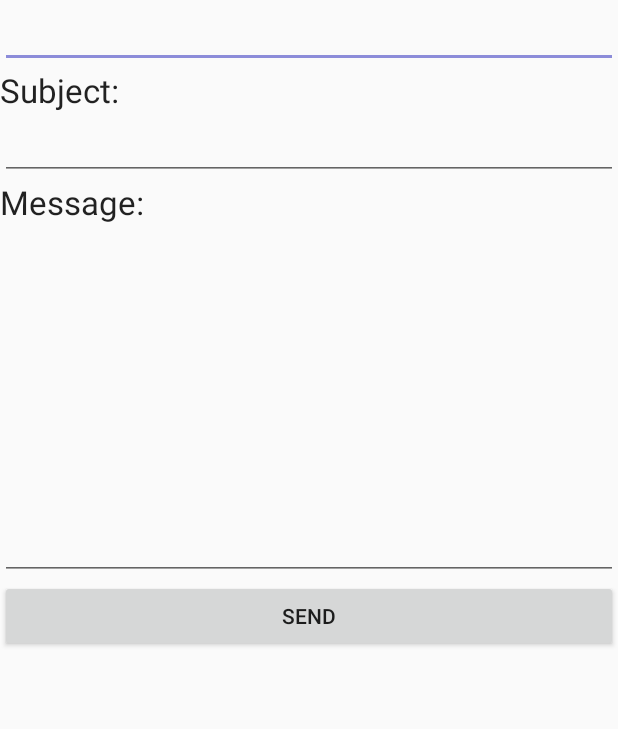
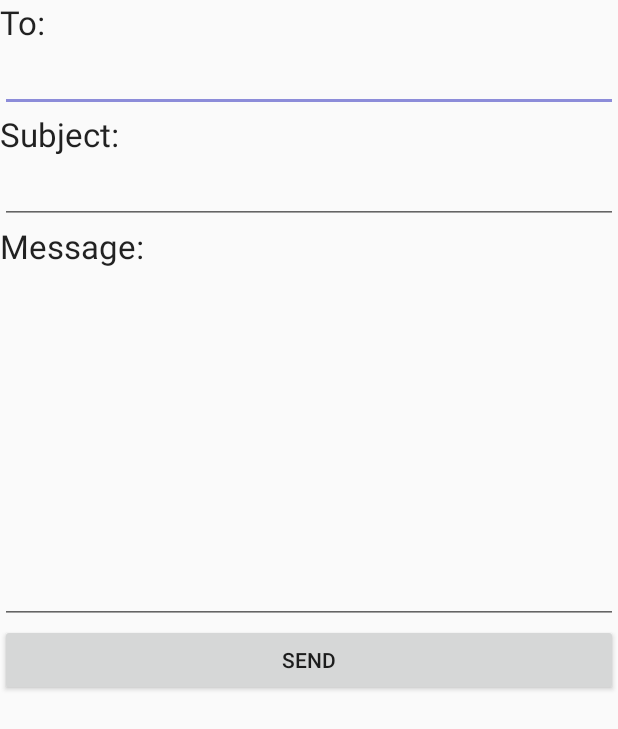
Before and after one commit to mrashment/CurbSide, an Android app: the Emaildev screen opened directly, with no data from a screen before it, on a phone screen of 412 x 824 dp. Shown: the top 729 px of the screen. Run offline under Robolectric (Android 15) with nearby library versions, the phone set to English and light mode, and no system bars.

Commit message:
Creating the "to" bar

```diff
--- a/app/src/main/res/layout/activity_emaildev.xml
+++ b/app/src/main/res/layout/activity_emaildev.xml
@@ -7,6 +7,11 @@
     android:orientation="vertical"
     tools:context=".Emaildev">
 
+    <TextView
+        android:layout_width="match_parent"
+        android:layout_height="wrap_content"
+        android:text="To:"
+        android:textAppearance="@style/TextAppearance.AppCompat.Large" />
 
     <EditText
         android:id="@+id/edit_text_to"
```
